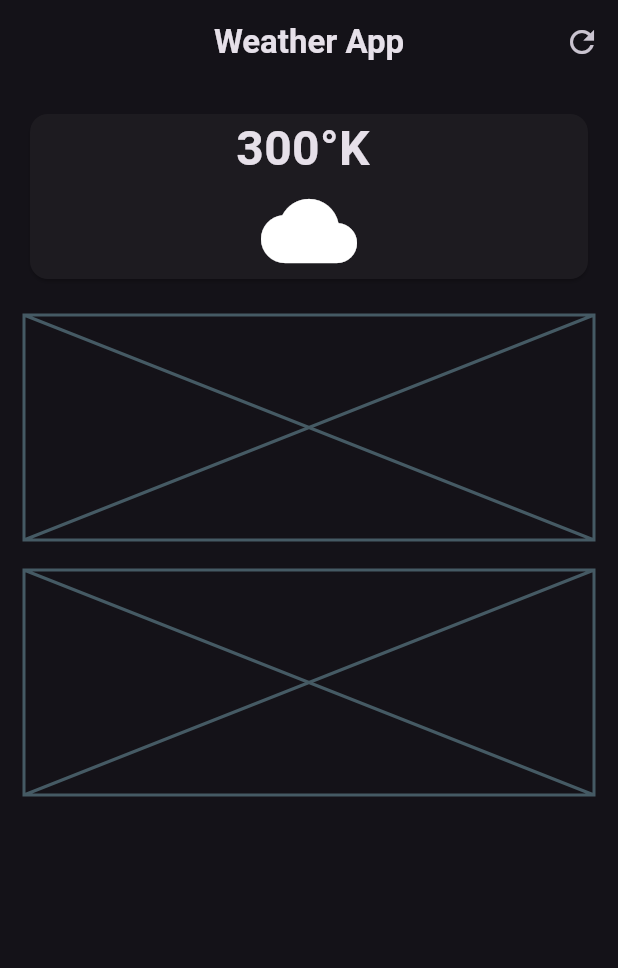
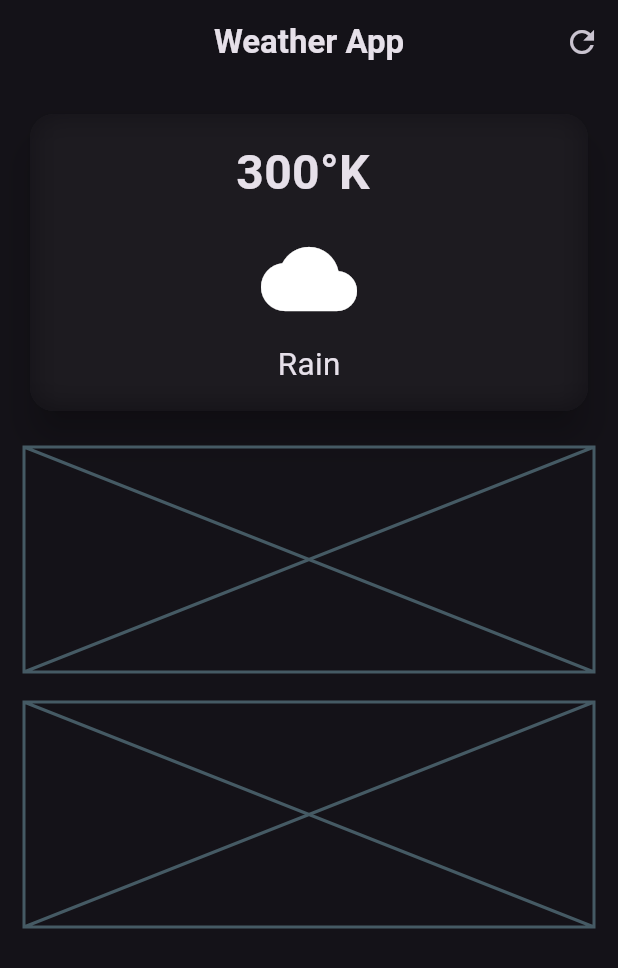
Before and after one commit to Chukwujekwu1/weather_app, a Flutter app: the screen it shows after launch, on a phone screen of 412 x 824 dp. Shown: the top 968 px of the screen. Run offline on Flutter 3.47's test engine with Material 2 defaults, Android fonts, the phone set to English and light mode, and no system bars.

Commit message:
finished desining the main card

```diff
--- a/lib/weather_screen.dart
+++ b/lib/weather_screen.dart
@@ -1,3 +1,5 @@
+import 'dart:ui';
+
 import 'package:flutter/material.dart';
 
 class WeatherScreen extends StatelessWidget {
@@ -21,14 +23,27 @@ class WeatherScreen extends StatelessWidget {
           ),
         ],
       ),
-      body: const Padding(
-        padding: EdgeInsets.all(16.0),
+      body: Padding(
+        padding: const EdgeInsets.all(16.0),
         child: Column(
           children: [
             // main card
             SizedBox(
               width: double.infinity,
               child: Card(
+                elevation: 10,
+                shape: RoundedRectangleBorder(
+                  borderRadius: BorderRadius.circular(16),
+                ),
+                child: ClipRRect(
+                  borderRadius: BorderRadius.circular(16),
+                  child: BackdropFilter(
+                    filter: ImageFilter.blur(
+                      sigmaX: 10,
+                      sigmaY: 10,
+                    ),
+                    child: const Padding(
+                      padding: EdgeInsets.all(16.0),
                       child: Column(
                         children: [
                           Text(
@@ -38,11 +53,26 @@ class WeatherScreen extends StatelessWidget {
                               fontWeight: FontWeight.bold,
                             ),
                           ),
+                          SizedBox(
+                            height: 16,
+                          ),
                           Icon(
                             Icons.cloud,
                             size: 64,
                           ),
+                          SizedBox(
+                            height: 10,
+                          ),
+                          Text(
+                            "Rain",
+                            style: TextStyle(
+                              fontSize: 21,
+                            ),
+                          ),
                         ],
+                      ),
+                    ),
+                  ),
                 ),
               ),
             ),
```
Lines whose indentation alone changed are shown as unchanged.
